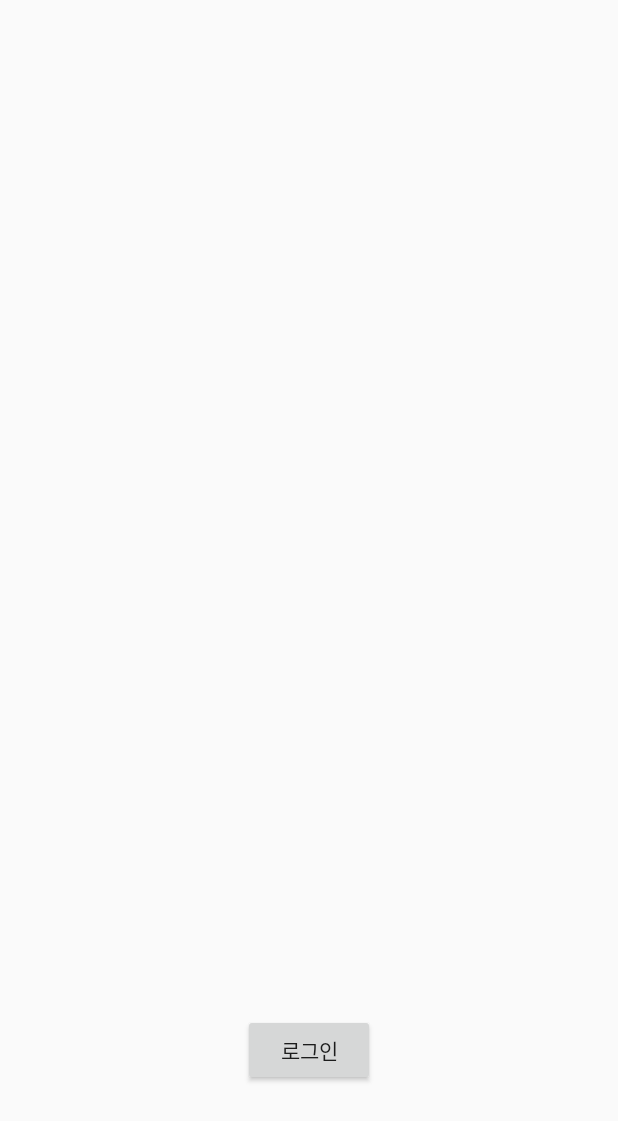
After one commit to kmh339/MyCody, an Android app: the layout activity_login.xml on its own in the app's theme, with its tools: preview values and no code run, on a phone screen of 412 x 824 dp. The commit adds this screen. Shown: the top 1121 px of the screen. Run offline under Robolectric (Android 15) with nearby library versions, the phone set to English and light mode, and no system bars.

Commit message:
main activity, login activity intent

```diff
--- a/app/build.gradle
+++ b/app/build.gradle
@@ -26,4 +26,5 @@ dependencies {
     testImplementation 'junit:junit:4.12'
     androidTestImplementation 'androidx.test.ext:junit:1.1.1'
     androidTestImplementation 'androidx.test.espresso:espresso-core:3.2.0'
+    implementation 'androidx.recyclerview:recyclerview:1.1.0'
 }
--- a/app/src/main/AndroidManifest.xml
+++ b/app/src/main/AndroidManifest.xml
@@ -30,6 +30,9 @@
         <activity android:name=".MainActivity">
 
         </activity>
+
+        <activity android:name=".TopCody"></activity>
+        <activity android:name=".BottomCody"></activity>
     </application>
 
 </manifest>
--- /dev/null
+++ b/app/src/main/res/layout/activity_bottomcody.xml
@@ -0,0 +1,6 @@
+<?xml version="1.0" encoding="utf-8"?>
+<LinearLayout xmlns:android="http://schemas.android.com/apk/res/android"
+    android:orientation="vertical" android:layout_width="match_parent"
+    android:layout_height="match_parent">
+
+</LinearLayout>
--- /dev/null
+++ b/app/src/main/res/layout/activity_login.xml
@@ -0,0 +1,24 @@
+<?xml version="1.0" encoding="utf-8"?>
+<androidx.constraintlayout.widget.ConstraintLayout
+    xmlns:android="http://schemas.android.com/apk/res/android"
+    xmlns:tools="http://schemas.android.com/tools"
+    xmlns:app="http://schemas.android.com/apk/res-auto"
+    android:layout_width="match_parent"
+    android:layout_height="match_parent"
+    tools:context=".LoginActivity">
+
+    <Button
+        android:id="@+id/login_btn"
+        android:layout_width="wrap_content"
+        android:layout_height="wrap_content"
+        android:layout_marginBottom="100dp"
+        android:text="로그인"
+        app:layout_constraintBottom_toBottomOf="parent"
+        tools:layout_editor_absoluteX="183dp"
+        app:layout_constraintLeft_toLeftOf="parent"
+        app:layout_constraintRight_toRightOf="parent">
+
+    </Button>
+
+
+</androidx.constraintlayout.widget.ConstraintLayout>
```
Also changed, not shown: app/src/main/java/com/example/mycody/BottomCody.java (added, +13 -0 lines), app/src/main/java/com/example/mycody/LoginActivity.java (added, +26 -0 lines), app/src/main/java/com/example/mycody/MainActivity.java (+23 -0 lines), app/src/main/java/com/example/mycody/TopCody.java (added, +13 -0 lines), app/src/main/java/com/example/mycody/data/TopDB.java (added, +11 -0 lines), app/src/main/java/com/example/mycody/data/TopDBHelper.java (added, +32 -0 lines), app/src/main/res/layout/activity_main.xml (+18 -0 lines), app/src/main/res/layout/activity_topcody.xml (added, +14 -0 lines), app/src/main/res/drawable-v24/bottom.png (added), app/src/main/res/drawable-v24/top.png (added).
